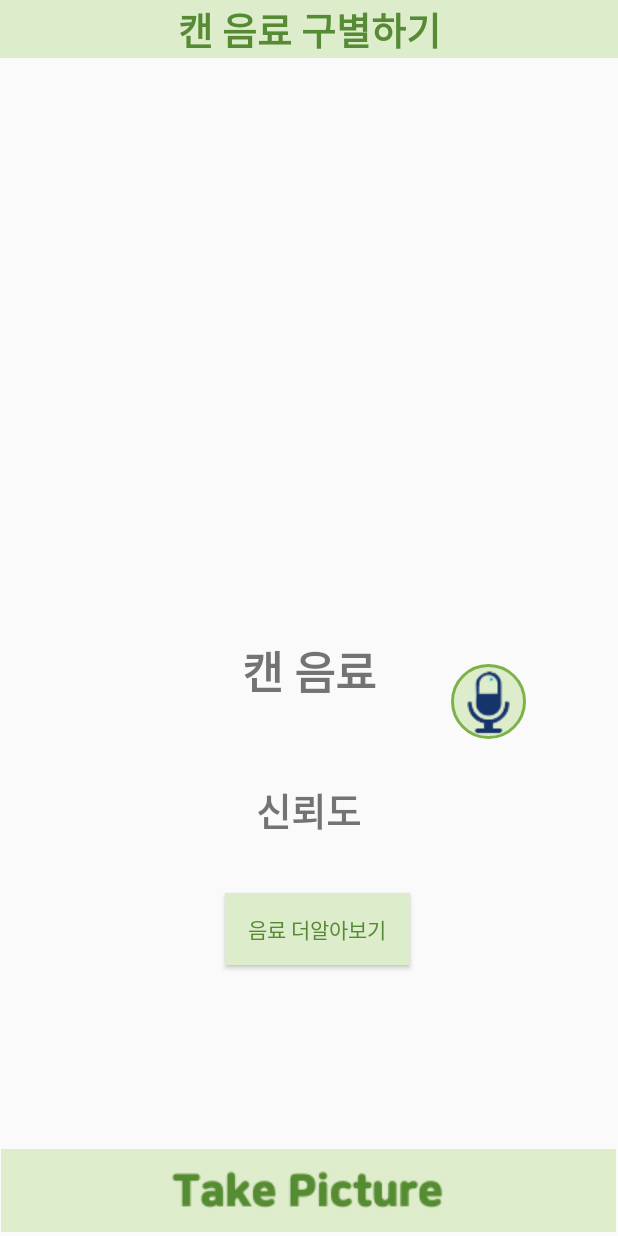
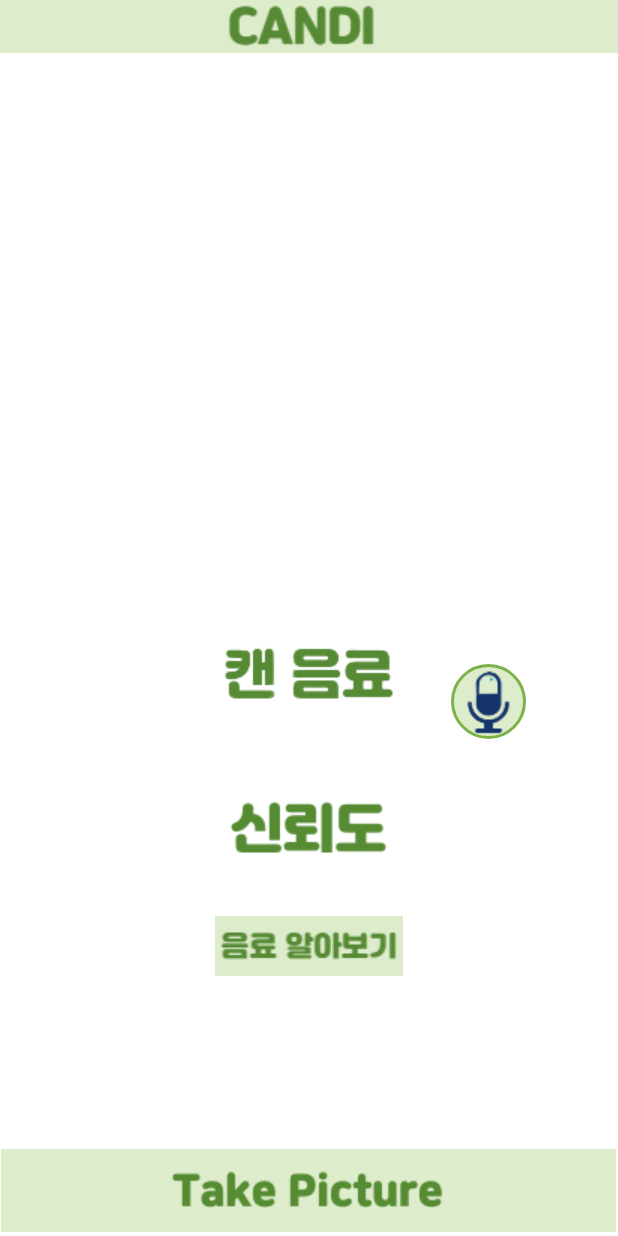
Before and after one commit to GeunYeong01/2022-AI.SW, an Android app: the screen it shows after launch (MainActivity), after a tap on an icon or button, on a phone screen of 412 x 824 dp. Run offline under Robolectric (Android 15) with nearby library versions, the phone set to English and light mode, and no system bars; libraries missing offline, so code that uses them is left out: org.tensorflow.lite.

Commit message:
chore: 음성안내 넣기

```diff
--- a/MyApplication/app/src/main/java/com/example/myapplication/MainActivity.java
+++ b/MyApplication/app/src/main/java/com/example/myapplication/MainActivity.java
@@ -45,11 +45,12 @@ public class MainActivity extends AppCompatActivity {
     int imageSize=224;
 
     public SoundPool soundPool;
-    int soundID;
+    int soundID, soundID2, soundID3;
 
     TextToSpeech tts;
     ImageButton text;
-    Button btn1;
+    ImageButton btn1;
+    ImageButton classified;
 
     @Override
     protected void onCreate(Bundle savedInstanceState) {
@@ -61,15 +62,23 @@ public class MainActivity extends AppCompatActivity {
         imageView=findViewById(R.id.imageView);
 
         picture= findViewById(R.id.button);
-
+        classified=findViewById(R.id.classified);
         tastemain=findViewById(R.id.tastemain);
         kindmain=findViewById(R.id.kindmain);
+
+        soundPool = new SoundPool(5, AudioManager.STREAM_MUSIC, 0);    //작성
+        soundID = soundPool.load(this, R.raw.soundbt, 1);
+        soundID2 = soundPool.load(this, R.raw.candrink, 1);
+        soundID3 = soundPool.load(this, R.raw.moredrink, 1);
 
         btn1=findViewById(R.id.btn1);
         btn1.setOnClickListener(new View.OnClickListener() {
             @RequiresApi(api = Build.VERSION_CODES.M)
             @Override
             public void onClick(View view) {
+                btn1.setBackgroundResource(R.drawable.moredrink);
+                soundPool.play(soundID3,1f,1f,0,0,1f);
+
                 Intent intent = new Intent(getApplicationContext(), SubActivity.class);
                 intent.putExtra("신뢰도",confidence.getText().toString());
                 intent.putExtra("음료의 종류",kindmain.getText().toString());
@@ -78,15 +87,19 @@ public class MainActivity extends AppCompatActivity {
             }
         });
 
-        soundPool = new SoundPool(5, AudioManager.STREAM_MUSIC, 0);    //작성
-        soundID = soundPool.load(this, R.raw.soundbt, 1);
-
+        classified.setOnClickListener(new View.OnClickListener() {
+            @Override
+            public void onClick(View view) {
+                classified.setBackgroundResource(R.drawable.candrink);
+                soundPool.play(soundID2,1f,1f,0,0,1f);
+            }
+        });
         picture.setOnClickListener(new View.OnClickListener(){
             @RequiresApi(api = Build.VERSION_CODES.M)
             @Override
             public  void onClick(View view){
                 //Launch camera if we have permission
-                picture.setBackgroundResource(R.drawable.button_shape);
+                picture.setBackgroundResource(R.drawable.take_picture);
                 soundPool.play(soundID,1f,1f,0,0,1f);
                 if(checkSelfPermission(Manifest.permission.CAMERA)== PackageManager.PERMISSION_GRANTED){
                     Intent cameraIntent = new Intent(MediaStore.ACTION_IMAGE_CAPTURE);
--- a/MyApplication/app/src/main/java/com/example/myapplication/menuActivity.java
+++ b/MyApplication/app/src/main/java/com/example/myapplication/menuActivity.java
@@ -1,6 +1,8 @@
 package com.example.myapplication;
 
 import android.content.Intent;
+import android.media.AudioManager;
+import android.media.SoundPool;
 import android.os.Bundle;
 import android.view.View;
 import android.widget.ImageButton;
@@ -10,14 +12,24 @@ import androidx.appcompat.app.AppCompatActivity;
 public class menuActivity extends AppCompatActivity {
     ImageButton mainbutton2;
 
+    public SoundPool soundPool;
+    int soundID;
+
     protected void onCreate(Bundle saveInstanceState) {
         super.onCreate(saveInstanceState);
         setContentView(R.layout.menuactivity_main);
+
+        soundPool = new SoundPool(5, AudioManager.STREAM_MUSIC, 0);    //작성
+        soundID = soundPool.load(this, R.raw.soundmenu, 1);
+
 
         mainbutton2 = findViewById(R.id.mainbutton);
         mainbutton2.setOnClickListener(new View.OnClickListener(){
             @Override
             public void onClick(View view) {
+                mainbutton2.setBackgroundResource(R.drawable.mainbutton);
+                soundPool.play(soundID,1f,1f,0,0,1f);
+
                 Intent intent = new Intent(getApplicationContext(), MainActivity.class);
                 startActivity(intent);
             }
--- a/MyApplication/app/src/main/res/layout/activity_main.xml
+++ b/MyApplication/app/src/main/res/layout/activity_main.xml
@@ -4,20 +4,18 @@
     xmlns:tools="http://schemas.android.com/tools"
     android:layout_width="match_parent"
     android:layout_height="match_parent"
+    android:background="@color/white"
     tools:context=".MainActivity">
 
-    <TextView
+    <ImageButton
         android:id="@+id/textview"
-        android:layout_width="match_parent"
-        android:layout_height="wrap_content"
+        android:layout_width="415dp"
+        android:layout_height="35dp"
         android:layout_centerHorizontal="true"
         android:background="#DDECCA"
         android:gravity="center"
-        android:text="캔 음료 구별하기"
-        android:textColor="#568A35"
-        android:textSize="25sp"
-        android:textStyle="bold"
-        tools:visibility="visible" />
+        tools:visibility="visible"
+        android:src="@drawable/candi"/>
 
     <ImageButton
         android:id="@+id/text"
@@ -49,16 +47,15 @@
         android:layout_centerHorizontal="true"
         android:layout_marginTop="35sp" />
 
-    <TextView
+    <ImageButton
         android:id="@+id/classified"
-        android:layout_width="wrap_content"
-        android:layout_height="wrap_content"
+        android:layout_width="150dp"
+        android:layout_height="50dp"
         android:layout_below="@+id/imageView"
         android:layout_centerHorizontal="true"
         android:layout_marginTop="10sp"
-        android:text="캔 음료"
-        android:textSize="30sp"
-        android:textStyle="bold" />
+        android:background="@color/white"
+        android:src="@drawable/candrink" />
 
     <TextView
         android:id="@+id/result"
@@ -71,16 +68,14 @@
         android:textSize="30sp"
         android:textStyle="bold" />
 
-    <TextView
+    <ImageButton
         android:id="@+id/ConfidencesText"
-        android:layout_width="wrap_content"
-        android:layout_height="wrap_content"
+        android:layout_width="150dp"
+        android:layout_height="50dp"
         android:layout_below="@+id/result"
         android:layout_centerHorizontal="true"
         android:layout_marginTop="10dp"
-        android:text="신뢰도"
-        android:textSize="25sp"
-        android:textStyle="bold" />
+        android:src="@drawable/confidence" />
 
     <TextView
         android:id="@+id/confidence"
@@ -117,15 +112,14 @@
         android:textStyle="bold"
         android:visibility="invisible" />
 
-    <Button
+    <ImageButton
         android:id="@+id/btn1"
-        android:layout_width="123dp"
-        android:layout_height="wrap_content"
+        android:layout_width="125dp"
+        android:layout_height="40dp"
         android:layout_below="@+id/ConfidencesText"
+        android:layout_centerHorizontal="true"
         android:layout_marginLeft="150dp"
-        android:layout_marginTop="36dp"
-        android:background="#DDECCA"
-        android:text="음료 더알아보기"
-        android:textColor="#568A35" />
+        android:layout_marginTop="35dp"
+        android:src="@drawable/moredrink" />
 
 </RelativeLayout>
```
Also changed, not shown: MyApplication/app/src/main/java/com/example/myapplication/SubActivity.java (+32 -1 lines), MyApplication/app/src/main/res/layout/menuactivity_main.xml (+6 -9 lines), MyApplication/app/src/main/res/layout/subactivity_main.xml (+17 -26 lines), MyApplication/app/src/main/res/drawable-v24/candi.png (added), MyApplication/app/src/main/res/drawable-v24/candrink.png (added), MyApplication/app/src/main/res/drawable-v24/confidence.png (added), MyApplication/app/src/main/res/drawable-v24/kind.png (added), MyApplication/app/src/main/res/drawable-v24/mainbtn.png (added), MyApplication/app/src/main/res/drawable-v24/mainbutton.png, MyApplication/app/src/main/res/drawable-v24/moredrink.png (added), MyApplication/app/src/main/res/drawable-v24/taste.png (added), 5 other files.
